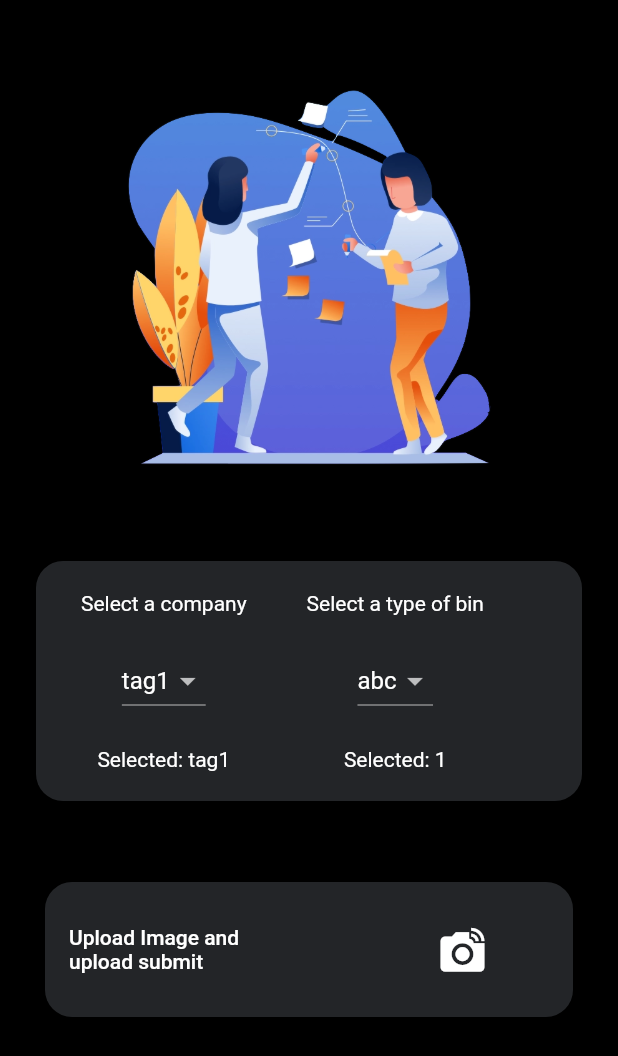
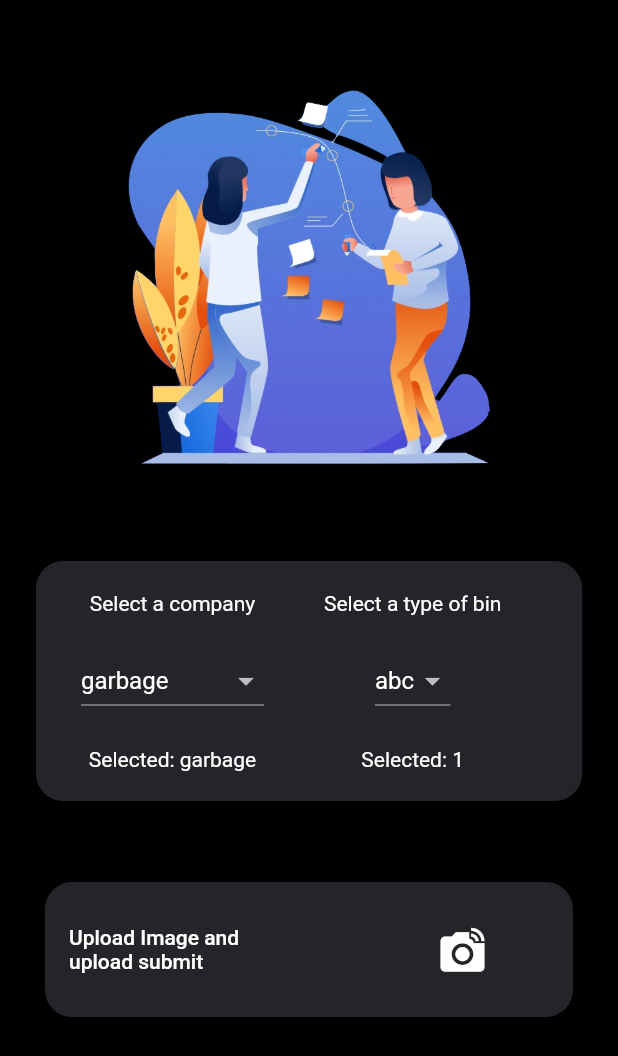
Before and after one commit to techno-disaster/GGMS, a Flutter app: the GarbageScreen screen opened directly, on a phone screen of 412 x 824 dp. Shown: the top 1056 px of the screen. Run offline on Flutter 3.47's test engine with Material 2 defaults, Android fonts, the phone set to English and light mode, and no system bars; our stand-ins replace bottom_navy_bar, camera, dio, flutter_datetime_picker, geolocator, google_fonts and 1 more; network calls fail.

```diff
--- a/lib/screens/admin/admin1.dart
+++ b/lib/screens/admin/admin1.dart
@@ -241,6 +241,12 @@ class _AdminPageState extends State<AdminPage> {
                     print(b);
                     print(c);
                     print(d);
+                    Navigator.pushReplacement(
+                      context,
+                      new MaterialPageRoute(
+                        builder: (context) => FinalScreen(a: a, b: b, c: c, d: d),
+                      ),
+                    );
                   },
                 ),
               ),
--- a/lib/screens/garbage.dart
+++ b/lib/screens/garbage.dart
@@ -18,11 +18,11 @@ class Company {
 
   static List<Company> getCompanies() {
     return <Company>[
-      Company(1, 'tag1'),
-      Company(2, 'tag2'),
-      Company(3, 'tag3'),
-      Company(4, 'tag4'),
-      Company(5, 'tag5'),
+      Company(1, 'garbage'),
+      Company(2, 'leakage'),
+      Company(3, 'pothole'),
+      Company(4, 'onPlayground'),
+
     ];
   }
 }
```
Also changed, not shown: lib/screens/final.dart (+37 -0 lines).
